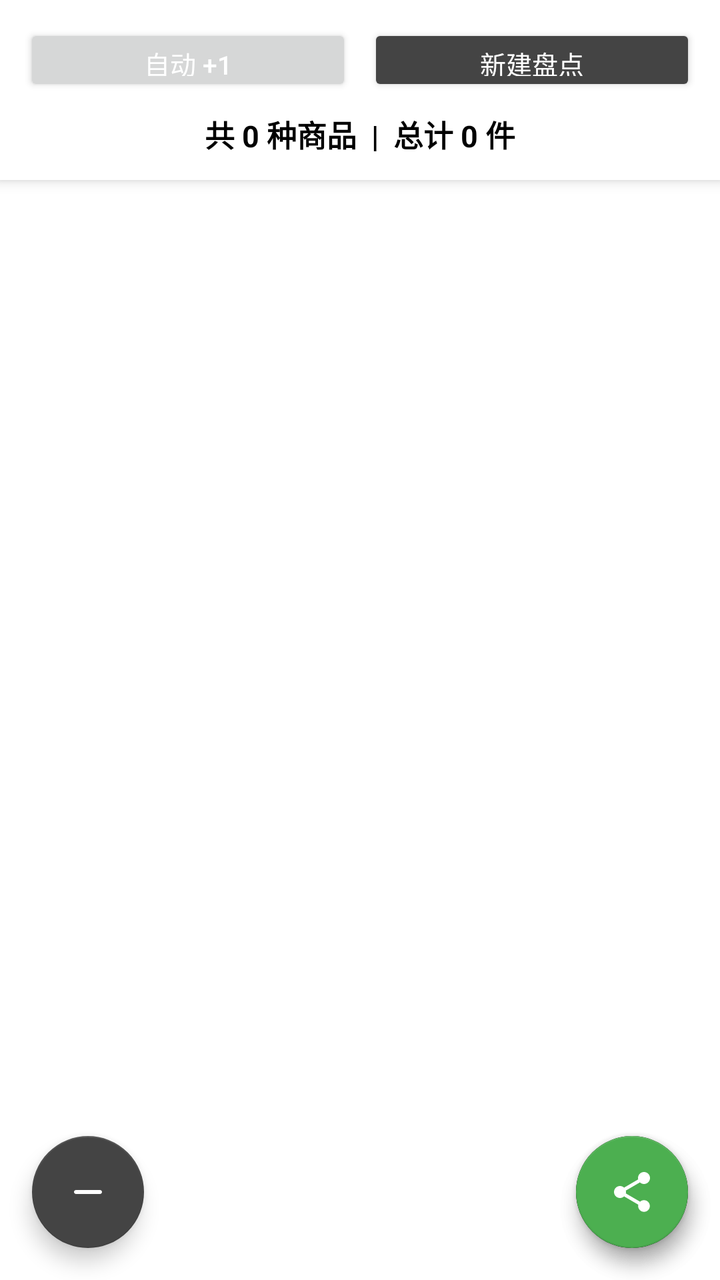
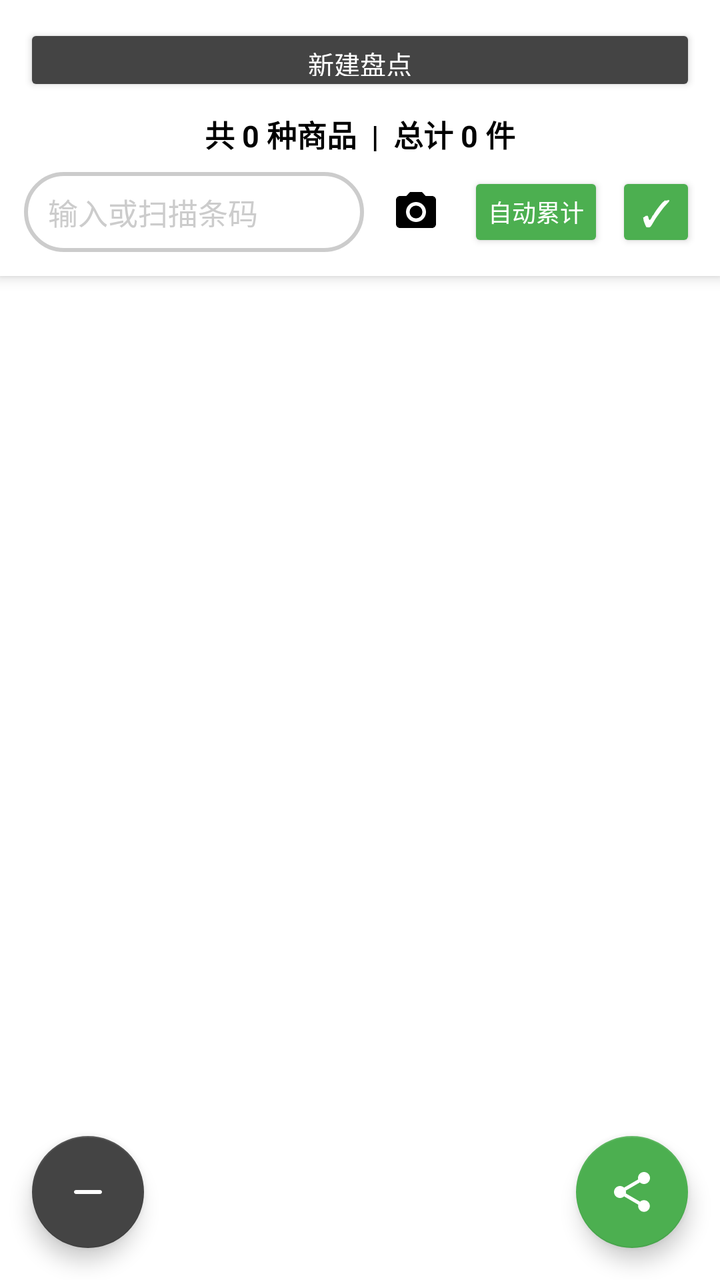

An Android layout rendered at two revisions. The XML below is the earlier revision; the diff shows what the commit changed to produce the second picture.
<!-- AndroidManifest.xml: application theme Theme.Dot -->
<!-- res/layout/fragment_scan.xml -->
<?xml version="1.0" encoding="utf-8"?>
<RelativeLayout
    xmlns:android="http://schemas.android.com/apk/res/android"
    xmlns:app="http://schemas.android.com/apk/res-auto"
    android:layout_width="match_parent"
    android:layout_height="match_parent"
    android:background="@color/white">

    
    <LinearLayout
        android:id="@+id/topBar"
        android:layout_width="match_parent"
        android:layout_height="wrap_content"
        android:layout_alignParentTop="true"
        android:orientation="vertical"
        android:padding="12dp"
        android:background="@color/white"
        android:elevation="4dp">

        <LinearLayout
            android:layout_width="match_parent"
            android:layout_height="wrap_content"
            android:orientation="horizontal"
            android:gravity="center_vertical">

            <Button
                android:id="@+id/modeButton"
                android:layout_width="0dp"
                android:layout_height="36dp"
                android:layout_weight="1"
                android:text="自动 +1"
                android:textColor="@color/white"
                android:textSize="13sp"
                android:paddingStart="8dp"
                android:paddingEnd="8dp"
                android:minHeight="0dp" />

            <Button
                android:id="@+id/newButton"
                android:layout_width="0dp"
                android:layout_height="36dp"
                android:layout_weight="1"
                android:layout_marginStart="8dp"
                android:text="新建盘点"
                android:textColor="@color/white"
                android:textSize="13sp"
                android:paddingStart="8dp"
                android:paddingEnd="8dp"
                android:minHeight="0dp"
                android:backgroundTint="@color/dark_gray" />

        </LinearLayout>

        <TextView
            android:id="@+id/statsText"
            android:layout_width="match_parent"
            android:layout_height="wrap_content"
            android:layout_marginTop="8dp"
            android:text="共 0 种商品  |  总计 0 件"
            android:textSize="15sp"
            android:textColor="@color/black"
            android:gravity="center"
            android:textStyle="bold" />
    </LinearLayout>

    
    <androidx.recyclerview.widget.RecyclerView
        android:id="@+id/recyclerView"
        android:layout_width="match_parent"
        android:layout_height="match_parent"
        android:layout_below="@id/topBar"
        android:clipToPadding="false"
        android:paddingBottom="80dp" />

    
    <com.google.android.material.floatingactionbutton.FloatingActionButton
        android:id="@+id/scanFab"
        android:layout_width="wrap_content"
        android:layout_height="wrap_content"
        android:layout_alignParentBottom="true"
        android:layout_alignParentEnd="true"
        android:layout_margin="16dp"
        android:layout_marginBottom="80dp"
        android:src="@drawable/baseline_qr_code_24"
        android:contentDescription="扫码"
        app:tint="@color/white"
        app:backgroundTint="@color/black" />

    <com.google.android.material.floatingactionbutton.FloatingActionButton
        android:id="@+id/clearFab"
        android:layout_width="wrap_content"
        android:layout_height="wrap_content"
        android:layout_alignParentBottom="true"
        android:layout_alignParentStart="true"
        android:layout_margin="16dp"
        android:src="@drawable/ic_round_remove_24"
        android:contentDescription="清除"
        app:tint="@color/white"
        app:backgroundTint="@color/dark_gray" />

    <com.google.android.material.floatingactionbutton.FloatingActionButton
        android:id="@+id/exportFab"
        android:layout_width="wrap_content"
        android:layout_height="wrap_content"
        android:layout_alignParentBottom="true"
        android:layout_alignParentEnd="true"
        android:layout_margin="16dp"
        android:src="@drawable/baseline_share_24"
        android:contentDescription="导出"
        app:tint="@color/white"
        app:backgroundTint="@color/green" />

</RelativeLayout>
<!-- resources referenced by this layout -->
<resources>
  <color name="black">#FF000000</color>
  <color name="dark_gray">#FF444444</color>
  <color name="green">#FF4CAF50</color>
  <color name="white">#FFFFFFFF</color>
  <!-- drawable baseline_qr_code_24 (drawable) -->
  <vector android:height="24dp" android:tint="#000000"
      android:viewportHeight="24" android:viewportWidth="24"
      android:width="24dp" xmlns:android="http://schemas.android.com/apk/res/android">
      <path android:fillColor="@android:color/white" android:pathData="M3,11h8V3H3V11zM5,5h4v4H5V5z"/>
      <path android:fillColor="@android:color/white" android:pathData="M3,21h8v-8H3V21zM5,15h4v4H5V15z"/>
      <path android:fillColor="@android:color/white" android:pathData="M13,3v8h8V3H13zM19,9h-4V5h4V9z"/>
      <path android:fillColor="@android:color/white" android:pathData="M19,19h2v2h-2z"/>
      <path android:fillColor="@android:color/white" android:pathData="M13,13h2v2h-2z"/>
      <path android:fillColor="@android:color/white" android:pathData="M15,15h2v2h-2z"/>
      <path android:fillColor="@android:color/white" android:pathData="M13,17h2v2h-2z"/>
      <path android:fillColor="@android:color/white" android:pathData="M15,19h2v2h-2z"/>
      <path android:fillColor="@android:color/white" android:pathData="M17,17h2v2h-2z"/>
      <path android:fillColor="@android:color/white" android:pathData="M17,13h2v2h-2z"/>
      <path android:fillColor="@android:color/white" android:pathData="M19,15h2v2h-2z"/>
  </vector>
  <!-- drawable baseline_share_24 (drawable) -->
  <vector android:height="24dp" android:tint="@color/white"
      android:viewportHeight="24" android:viewportWidth="24"
      android:width="24dp" xmlns:android="http://schemas.android.com/apk/res/android">
      <path android:fillColor="@color/black" android:pathData="M18,16.08c-0.76,0 -1.44,0.3 -1.96,0.77L8.91,12.7c0.05,-0.23 0.09,-0.46 0.09,-0.7s-0.04,-0.47 -0.09,-0.7l7.05,-4.11c0.54,0.5 1.25,0.81 2.04,0.81 1.66,0 3,-1.34 3,-3s-1.34,-3 -3,-3 -3,1.34 -3,3c0,0.24 0.04,0.47 0.09,0.7L8.04,9.81C7.5,9.31 6.79,9 6,9c-1.66,0 -3,1.34 -3,3s1.34,3 3,3c0.79,0 1.5,-0.31 2.04,-0.81l7.12,4.16c-0.05,0.21 -0.08,0.43 -0.08,0.65 0,1.61 1.31,2.92 2.92,2.92 1.61,0 2.92,-1.31 2.92,-2.92s-1.31,-2.92 -2.92,-2.92z"/>
  </vector>
  <!-- drawable ic_round_remove_24 (drawable) -->
  <vector
      android:height="24dp"
      android:tint="#979797"
      android:viewportHeight="24" android:viewportWidth="24"
      android:width="24dp" xmlns:android="http://schemas.android.com/apk/res/android">
      <path
          android:fillColor="@android:color/white" android:pathData="M18,13H6c-0.55,0 -1,-0.45 -1,-1s0.45,-1 1,-1h12c0.55,0 1,0.45 1,1s-0.45,1 -1,1z"/>
  </vector>
  <style name="Theme.Dot" parent="Theme.MaterialComponents.Light.NoActionBar">
          <item name="colorPrimary">@color/black</item>
          <item name="colorPrimaryVariant">@color/black</item>
          <item name="colorOnPrimary">@color/white</item>
          <item name="colorSecondary">@color/black</item>
          <item name="colorSecondaryVariant">@color/black</item>
          <item name="colorOnSecondary">@color/white</item>
          <item name="android:statusBarColor">?attr/colorPrimaryVariant</item>
          <item name="android:textColor">@color/black</item>
          <item name="android:textColorHint">@color/light_gray</item>
      </style>
  <color name="light_gray">#FFCCCCCC</color>
</resources>

<!-- the commit's change to res/layout/fragment_scan.xml (unified diff, before → after) -->
@@ -17,39 +17,17 @@
         android:background="@color/white"
         android:elevation="4dp">
 
-        <LinearLayout
+        <Button
+            android:id="@+id/newButton"
             android:layout_width="match_parent"
-            android:layout_height="wrap_content"
-            android:orientation="horizontal"
-            android:gravity="center_vertical">
-
-            <Button
-                android:id="@+id/modeButton"
-                android:layout_width="0dp"
-                android:layout_height="36dp"
-                android:layout_weight="1"
-                android:text="自动 +1"
-                android:textColor="@color/white"
-                android:textSize="13sp"
-                android:paddingStart="8dp"
-                android:paddingEnd="8dp"
-                android:minHeight="0dp" />
-
-            <Button
-                android:id="@+id/newButton"
-                android:layout_width="0dp"
-                android:layout_height="36dp"
-                android:layout_weight="1"
-                android:layout_marginStart="8dp"
-                android:text="新建盘点"
-                android:textColor="@color/white"
-                android:textSize="13sp"
-                android:paddingStart="8dp"
-                android:paddingEnd="8dp"
-                android:minHeight="0dp"
-                android:backgroundTint="@color/dark_gray" />
-
-        </LinearLayout>
+            android:layout_height="36dp"
+            android:text="新建盘点"
+            android:textColor="@color/white"
+            android:textSize="13sp"
+            android:paddingStart="8dp"
+            android:paddingEnd="8dp"
+            android:minHeight="0dp"
+            android:backgroundTint="@color/dark_gray" />
 
         <TextView
             android:id="@+id/statsText"
@@ -61,6 +39,73 @@
             android:textColor="@color/black"
             android:gravity="center"
             android:textStyle="bold" />
+
+        
+        <LinearLayout
+            android:id="@+id/inputBar"
+            android:layout_width="match_parent"
+            android:layout_height="wrap_content"
+            android:layout_marginTop="8dp"
+            android:orientation="horizontal"
+            android:gravity="center_vertical">
+
+            <EditText
+                android:id="@+id/barcodeInput"
+                android:layout_width="0dp"
+                android:layout_height="40dp"
+                android:layout_weight="1"
+                android:hint="输入或扫描条码"
+                android:textSize="15sp"
+                android:textColor="@color/black"
+                android:textColorHint="@color/light_gray"
+                android:inputType="text"
+                android:imeOptions="actionDone"
+                android:singleLine="true"
+                android:paddingStart="12dp"
+                android:paddingEnd="12dp"
+                android:background="@drawable/light_blue_border" />
+
+            <ImageButton
+                android:id="@+id/scanBtn"
+                android:layout_width="40dp"
+                android:layout_height="40dp"
+                android:layout_marginStart="6dp"
+                android:src="@drawable/ic_camera"
+                android:contentDescription="摄像头扫码"
+                android:background="?attr/selectableItemBackgroundBorderless"
+                android:scaleType="centerInside"
+                android:tint="@color/black" />
+
+            <Button
+                android:id="@+id/modeBtn"
+                android:layout_width="wrap_content"
+                android:layout_height="40dp"
+                android:layout_marginStart="6dp"
+                android:minWidth="0dp"
+                android:minHeight="0dp"
+                android:paddingStart="10dp"
+                android:paddingEnd="10dp"
+                android:text="自动累计"
+                android:textSize="12sp"
+                android:textColor="@color/white"
+                android:backgroundTint="@color/green" />
+
+            <Button
+                android:id="@+id/confirmBtn"
+                android:layout_width="40dp"
+                android:layout_height="40dp"
+                android:layout_marginStart="6dp"
+                android:minWidth="0dp"
+                android:minHeight="0dp"
+                android:padding="0dp"
+                android:insetTop="0dp"
+                android:insetBottom="0dp"
+                android:text="✓"
+                android:textSize="18sp"
+                android:textColor="@color/white"
+                android:backgroundTint="@color/green" />
+
+        </LinearLayout>
     </LinearLayout>
 
     
@@ -73,19 +118,6 @@
         android:paddingBottom="80dp" />
 
     
-    <com.google.android.material.floatingactionbutton.FloatingActionButton
-        android:id="@+id/scanFab"
-        android:layout_width="wrap_content"
-        android:layout_height="wrap_content"
-        android:layout_alignParentBottom="true"
-        android:layout_alignParentEnd="true"
-        android:layout_margin="16dp"
-        android:layout_marginBottom="80dp"
-        android:src="@drawable/baseline_qr_code_24"
-        android:contentDescription="扫码"
-        app:tint="@color/white"
-        app:backgroundTint="@color/black" />
-
     <com.google.android.material.floatingactionbutton.FloatingActionButton
         android:id="@+id/clearFab"
         android:layout_width="wrap_content"
<!-- resource entries referenced after the edit -->
@@ -3,28 +3,20 @@
   <color name="black">#FF000000</color>
   <color name="dark_gray">#FF444444</color>
   <color name="green">#FF4CAF50</color>
+  <color name="light_gray">#FFCCCCCC</color>
   <color name="white">#FFFFFFFF</color>
-  <!-- drawable baseline_qr_code_24 (drawable) -->
-  <vector android:height="24dp" android:tint="#000000"
-      android:viewportHeight="24" android:viewportWidth="24"
-      android:width="24dp" xmlns:android="http://schemas.android.com/apk/res/android">
-      <path android:fillColor="@android:color/white" android:pathData="M3,11h8V3H3V11zM5,5h4v4H5V5z"/>
-      <path android:fillColor="@android:color/white" android:pathData="M3,21h8v-8H3V21zM5,15h4v4H5V15z"/>
-      <path android:fillColor="@android:color/white" android:pathData="M13,3v8h8V3H13zM19,9h-4V5h4V9z"/>
-      <path android:fillColor="@android:color/white" android:pathData="M19,19h2v2h-2z"/>
-      <path android:fillColor="@android:color/white" android:pathData="M13,13h2v2h-2z"/>
-      <path android:fillColor="@android:color/white" android:pathData="M15,15h2v2h-2z"/>
-      <path android:fillColor="@android:color/white" android:pathData="M13,17h2v2h-2z"/>
-      <path android:fillColor="@android:color/white" android:pathData="M15,19h2v2h-2z"/>
-      <path android:fillColor="@android:color/white" android:pathData="M17,17h2v2h-2z"/>
-      <path android:fillColor="@android:color/white" android:pathData="M17,13h2v2h-2z"/>
-      <path android:fillColor="@android:color/white" android:pathData="M19,15h2v2h-2z"/>
-  </vector>
   <!-- drawable baseline_share_24 (drawable) -->
   <vector android:height="24dp" android:tint="@color/white"
       android:viewportHeight="24" android:viewportWidth="24"
       android:width="24dp" xmlns:android="http://schemas.android.com/apk/res/android">
       <path android:fillColor="@color/black" android:pathData="M18,16.08c-0.76,0 -1.44,0.3 -1.96,0.77L8.91,12.7c0.05,-0.23 0.09,-0.46 0.09,-0.7s-0.04,-0.47 -0.09,-0.7l7.05,-4.11c0.54,0.5 1.25,0.81 2.04,0.81 1.66,0 3,-1.34 3,-3s-1.34,-3 -3,-3 -3,1.34 -3,3c0,0.24 0.04,0.47 0.09,0.7L8.04,9.81C7.5,9.31 6.79,9 6,9c-1.66,0 -3,1.34 -3,3s1.34,3 3,3c0.79,0 1.5,-0.31 2.04,-0.81l7.12,4.16c-0.05,0.21 -0.08,0.43 -0.08,0.65 0,1.61 1.31,2.92 2.92,2.92 1.61,0 2.92,-1.31 2.92,-2.92s-1.31,-2.92 -2.92,-2.92z"/>
+  </vector>
+  <!-- drawable ic_camera (drawable) -->
+  <vector android:height="24dp" android:tint="#000000"
+      android:viewportHeight="24" android:viewportWidth="24"
+      android:width="24dp" xmlns:android="http://schemas.android.com/apk/res/android">
+      <path android:fillColor="@android:color/white" android:pathData="M12,15.2a3.2,3.2 0,1 0,0 -6.4,3.2 3.2,0 0,0 0,6.4z"/>
+      <path android:fillColor="@android:color/white" android:pathData="M9,2L7.17,4L4,4c-1.1,0 -2,0.9 -2,2v12c0,1.1 0.9,2 2,2h16c1.1,0 2,-0.9 2,-2L22,6c0,-1.1 -0.9,-2 -2,-2h-3.17L15,2L9,2zM12,17c-2.76,0 -5,-2.24 -5,-5s2.24,-5 5,-5 5,2.24 5,5 -2.24,5 -5,5z"/>
   </vector>
   <!-- drawable ic_round_remove_24 (drawable) -->
   <vector
@@ -35,6 +27,19 @@
       <path
           android:fillColor="@android:color/white" android:pathData="M18,13H6c-0.55,0 -1,-0.45 -1,-1s0.45,-1 1,-1h12c0.55,0 1,0.45 1,1s-0.45,1 -1,1z"/>
   </vector>
+  <!-- drawable light_blue_border (drawable) -->
+  <?xml version="1.0" encoding="utf-8"?>
+  <shape xmlns:android="http://schemas.android.com/apk/res/android"
+      android:shape="rectangle">
+  
+      <stroke
+          android:width="2dp"
+          android:color="@color/light_gray"/>
+      <corners
+          android:radius="30dp"/>
+  
+  
+  </shape>
   <style name="Theme.Dot" parent="Theme.MaterialComponents.Light.NoActionBar">
           <item name="colorPrimary">@color/black</item>
           <item name="colorPrimaryVariant">@color/black</item>
@@ -46,6 +51,5 @@
           <item name="android:textColor">@color/black</item>
           <item name="android:textColorHint">@color/light_gray</item>
       </style>
-  <color name="light_gray">#FFCCCCCC</color>
 </resources>
 
